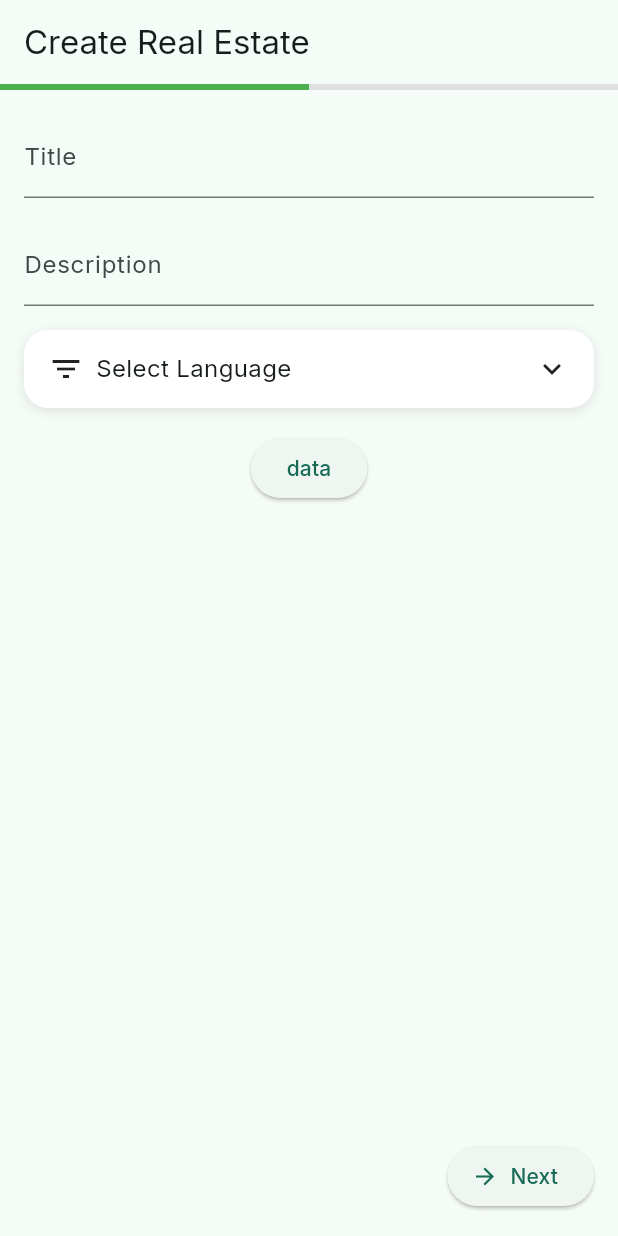
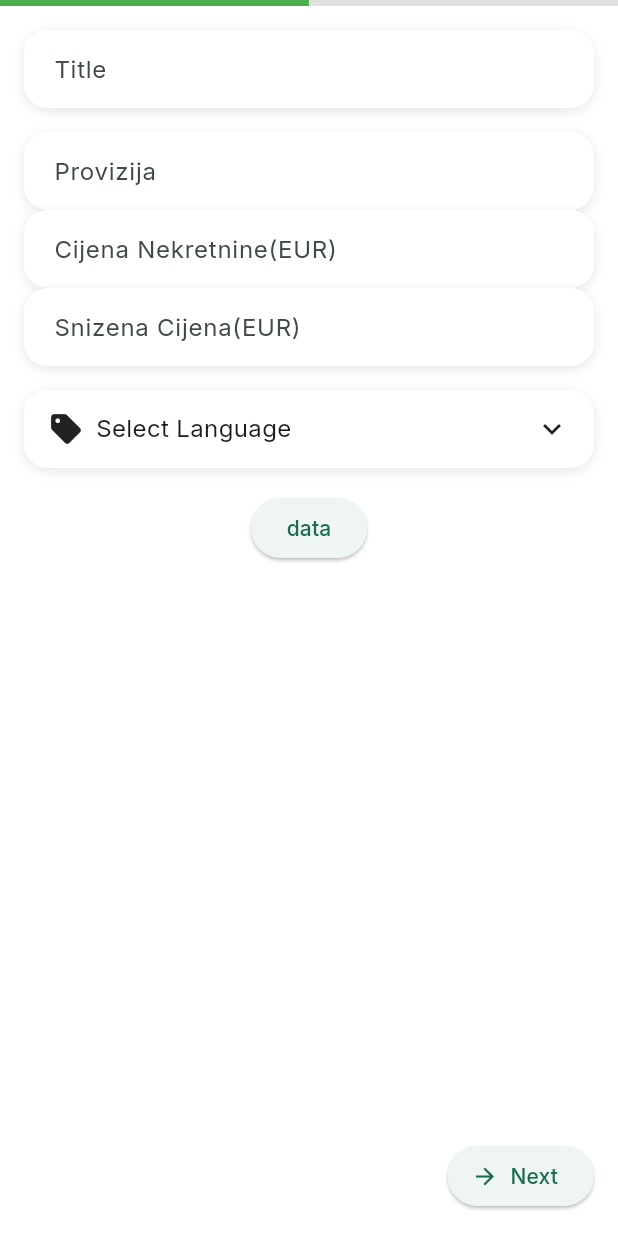
Before and after one commit to CatFlowOrg/real_estate_admin, a Flutter app: the CreateRealEstateScreen screen opened by its route, after a tap on "Next", on a phone screen of 412 x 824 dp. Run offline on Flutter 3.47's test engine with Material 3 defaults, Android fonts, the phone set to English and light mode, and no system bars; our stand-ins replace bloc, carousel_slider, dio, equatable, fl_chart, flutter_bloc and 9 more; accounts and stored records are empty; generated files the repository leaves out were written again; network calls fail.

Commit message:
add primary text

```diff
--- a/lib/features/real_estate/presentation/screens/create_real_estate/screen/create_real_estate_screen.dart
+++ b/lib/features/real_estate/presentation/screens/create_real_estate/screen/create_real_estate_screen.dart
@@ -49,7 +49,7 @@ class _CreateRealEstateScreenState extends State<CreateRealEstateScreen> {
         ),
       ],
       child: Scaffold(
-        appBar: AppBar(title: const Text("Create Real Estate")),
+        backgroundColor: Colors.white,
         body: BlocConsumer<CreateRealEstateBloc, CreateRealEstateState>(
           listener: (context, state) {
             _pageController.animateToPage(
@@ -62,7 +62,8 @@ class _CreateRealEstateScreenState extends State<CreateRealEstateScreen> {
             final currentStep = state.currentStep;
             final isLastStep = currentStep == stepContents.length - 1;
 
-            return Stack(
+            return SafeArea(
+              child: Stack(
                 children: [
                   Column(
                     children: [
@@ -104,6 +105,7 @@ class _CreateRealEstateScreenState extends State<CreateRealEstateScreen> {
                     ),
                   )
                 ],
+              ),
             );
           },
         ),
--- a/lib/features/real_estate/presentation/screens/create_real_estate/tabs/details/presentation/screen/details_tab.dart
+++ b/lib/features/real_estate/presentation/screens/create_real_estate/tabs/details/presentation/screen/details_tab.dart
@@ -6,6 +6,7 @@ import 'package:real_estate_admin/features/real_estate/presentation/screens/crea
 import 'package:real_estate_admin/features/real_estate/presentation/screens/create_real_estate/bloc/create_real_estate_state.dart';
 import 'package:real_estate_admin/features/real_estate/presentation/screens/create_real_estate/ui/enum_dropdown.dart';
 import 'package:flutter_gen/gen_l10n/app_localizations.dart';
+import 'package:real_estate_admin/features/real_estate/presentation/screens/create_real_estate/ui/primary_text_form_field.dart';
 
 class DetailsTab extends StatefulWidget {
   const DetailsTab({super.key});
@@ -21,43 +22,60 @@ class _DetailsTabState extends State<DetailsTab> {
   Widget build(BuildContext context) {
     return BlocBuilder<CreateRealEstateBloc, CreateRealEstateState>(
       builder: (context, state) {
-        return Padding(
+        return SafeArea(
+          child: SingleChildScrollView(
             padding: const EdgeInsets.all(16),
+            keyboardDismissBehavior: ScrollViewKeyboardDismissBehavior.onDrag,
             child: Column(
               children: [
-              TextFormField(
-                initialValue: state.title ?? '',
-                decoration: const InputDecoration(labelText: 'Title'),
-                onChanged: (val) =>
-                    context.read<CreateRealEstateBloc>().add(UpdateRealEstateTitle(val)),
+                PrimaryTextFormField(
+                  initialValue: '',
+                  label: 'Title',
+                  onChanged: (value) => context
+                      .read<CreateRealEstateBloc>()
+                      .add(UpdateRealEstateTitle(value)),
                 ),
                 const SizedBox(height: 16),
-              TextFormField(
-                initialValue: state.description ?? '',
-                decoration: const InputDecoration(labelText: 'Description'),
-                onChanged: (val) =>
-                    context.read<CreateRealEstateBloc>().add(UpdateRealEstateDescription(val)),
+                PrimaryTextFormField(
+                  initialValue: '',
+                  label: 'Provizija',
+                  onChanged: (value) => context
+                      .read<CreateRealEstateBloc>()
+                      .add(UpdateRealEstateDescription(value)),
+                ),
+                PrimaryTextFormField(
+                  initialValue: '',
+                  label: 'Cijena Nekretnine(EUR)',
+                  onChanged: (value) => context
+                      .read<CreateRealEstateBloc>()
+                      .add(UpdateRealEstateDescription(value)),
+                ),
+                PrimaryTextFormField(
+                  initialValue: '',
+                  label: 'Snizena Cijena(EUR)',
+                  onChanged: (value) => context
+                      .read<CreateRealEstateBloc>()
+                      .add(UpdateRealEstateDescription(value)),
                 ),
                 const SizedBox(height: 16),
-
                 EnumDropdown<ListingType>(
                   items: ListingType.values,
-                selectionMode: SelectionMode.multiple,
+                  selectionMode: SelectionMode.single,
                   getLabel: (type, context) => type.label(context),
                   getIcon: (type) => type.icon,
-                getTitle: (context) => AppLocalizations.of(context)!.select_language,
+                  getTitle: (context) =>
+                      AppLocalizations.of(context)!.select_language,
                   onSelectionChanged: (selected) {
                     print((selected as ListingType).id); // 0 ili 1
                   },
                 ),
-
-
                 const SizedBox(height: 16),
                 ElevatedButton(
                   onPressed: () => _showFilterBottomSheet(context),
                   child: const Text("data"),
                 ),
               ],
+            ),
           ),
         );
       },
@@ -75,7 +93,6 @@ void _showFilterBottomSheet(BuildContext context) {
   );
 }
 
-
 class FilterBottomSheet extends StatefulWidget {
   const FilterBottomSheet({super.key});
 
@@ -87,9 +104,14 @@ class _FilterBottomSheetState extends State<FilterBottomSheet> {
   Set<int> selectedIds = {};
 
   final List<_FilterOption> options = [
-    _FilterOption(id: 1, assetPath: 'assets/img/sync/cro/njuskalo.png', label: "Njuskalo"),
-    _FilterOption(id: 2, assetPath: 'assets/img/sync/cro/indomio.png', label: "Indomio"),
-    _FilterOption(id: 3, assetPath: 'assets/img/sync/cro/njuskalo.png', label: "Vila"),
+    _FilterOption(
+        id: 1,
+        assetPath: 'assets/img/sync/cro/njuskalo.png',
+        label: "Njuskalo"),
+    _FilterOption(
+        id: 2, assetPath: 'assets/img/sync/cro/indomio.png', label: "Indomio"),
+    _FilterOption(
+        id: 3, assetPath: 'assets/img/sync/cro/njuskalo.png', label: "Vila"),
   ];
 
   @override
@@ -135,7 +157,6 @@ class _FilterBottomSheetState extends State<FilterBottomSheet> {
   }
 }
 
-
 class _FilterOption {
   final int id;
   final String assetPath;
--- a/lib/features/real_estate/presentation/screens/create_real_estate/ui/enum_dropdown.dart
+++ b/lib/features/real_estate/presentation/screens/create_real_estate/ui/enum_dropdown.dart
@@ -1,4 +1,5 @@
 import 'package:flutter/material.dart';
+import 'package:real_estate_admin/core/theme/app_colors.dart';
 
 enum SelectionMode { single, multiple }
 
@@ -67,7 +68,7 @@ class _EnumDropdownState<T extends Enum> extends State<EnumDropdown<T>> {
               borderRadius: BorderRadius.circular(16),
               boxShadow: [
                 BoxShadow(
-                  color: Colors.black.withOpacity(0.1),
+                  color: Colors.black.withValues(alpha: 0.1),
                   blurRadius: 6,
                   offset: const Offset(0, 2),
                 ),
@@ -100,8 +101,8 @@ class _EnumDropdownState<T extends Enum> extends State<EnumDropdown<T>> {
                         child: Stack(
                           alignment: Alignment.center,
                           children: [
-                            const Icon(Icons.circle,
-                                color: Colors.red, size: 20),
+                             const Icon(Icons.circle,
+                                color: AppColors.primary, size: 20),
                             Text(
                               '$count',
                               style: const TextStyle(
--- /dev/null
+++ b/lib/features/real_estate/presentation/screens/create_real_estate/ui/primary_text_form_field.dart
@@ -0,0 +1,89 @@
+import 'package:flutter/material.dart';
+
+class PrimaryTextFormField extends StatefulWidget {
+  final String initialValue;
+  final String label;
+  final ValueChanged<String> onChanged;
+  final IconData? prefixIcon;
+  final IconData? suffixIcon;
+  final VoidCallback? onSuffixTap;
+
+  const PrimaryTextFormField({
+    super.key,
+    required this.initialValue,
+    required this.label,
+    required this.onChanged,
+    this.prefixIcon,
+    this.suffixIcon,
+    this.onSuffixTap,
+  });
+
+  @override
+  State<PrimaryTextFormField> createState() => _PrimaryTextFormFieldState();
+}
+
+class _PrimaryTextFormFieldState extends State<PrimaryTextFormField> {
+  late TextEditingController _controller;
+
+  @override
+  void initState() {
+    _controller = TextEditingController(text: widget.initialValue);
+    super.initState();
+  }
+
+  @override
+  void dispose() {
+    _controller.dispose();
+    super.dispose();
+  }
+
+  @override
+  Widget build(BuildContext context) {
+    return Column(
+      children: [
+
+        Container(
+          decoration: BoxDecoration(
+            color: Colors.white,
+            borderRadius: BorderRadius.circular(16),
+            boxShadow: [
+              BoxShadow(
+                color: Colors.black.withOpacity(0.1),
+                blurRadius: 6,
+                offset: const Offset(0, 2),
+              ),
+            ],
+          ),
+          child: TextFormField(
+            controller: _controller,
+            onChanged: widget.onChanged,
+            style: const TextStyle(fontSize: 16),
+            decoration: InputDecoration(
+              labelText: widget.label,
+              contentPadding: const EdgeInsets.symmetric(horizontal: 16, vertical: 14),
+              filled: true,
+              fillColor: Colors.white,
+              border: OutlineInputBorder(
+                borderRadius: BorderRadius.circular(16),
+                borderSide: BorderSide.none,
+              ),
+              enabledBorder: OutlineInputBorder(
+                borderRadius: BorderRadius.circular(16),
+                borderSide: BorderSide.none,
+              ),
+              prefixIcon: widget.prefixIcon != null
+                  ? Icon(widget.prefixIcon)
+                  : null,
+              suffixIcon: widget.suffixIcon != null
+                  ? GestureDetector(
+                onTap: widget.onSuffixTap,
+                child: Icon(widget.suffixIcon),
+              )
+                  : null,
+            ),
+          ),
+        ),
+      ],
+    );
+  }
+}
```
Lines whose indentation alone changed are shown as unchanged.
